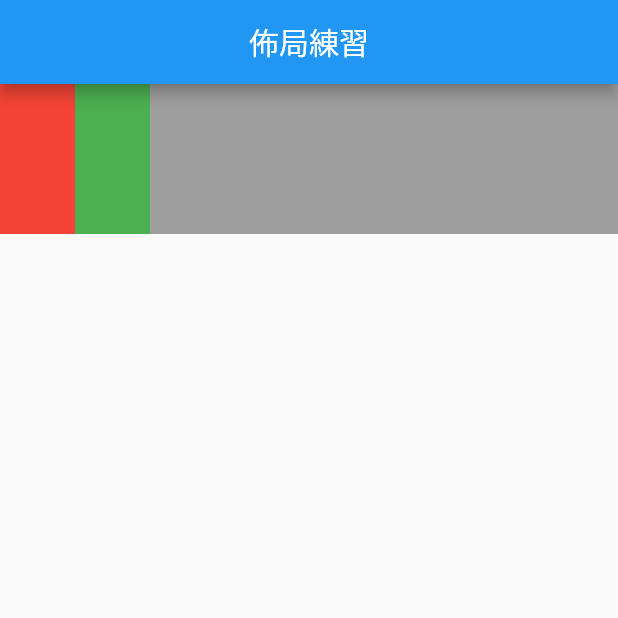
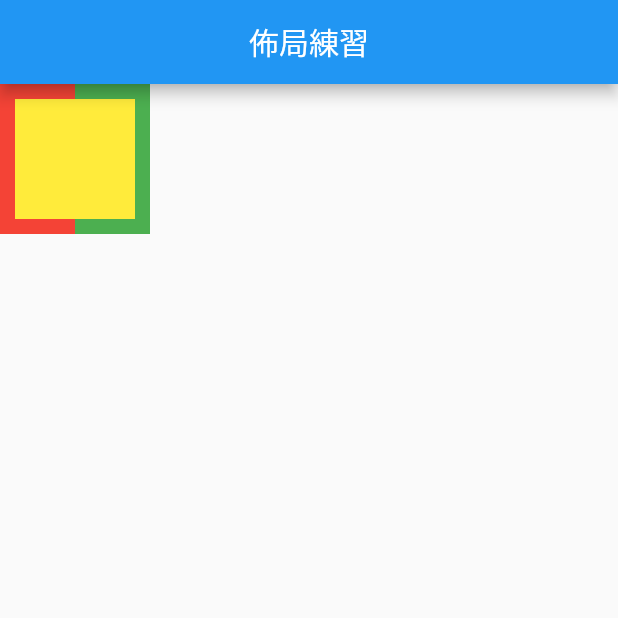
Before and after one commit to martin25tung/flutter_basic, a Flutter app: the screen it shows after launch, on a phone screen of 412 x 824 dp, the top half of it. Run offline on Flutter 3.47's test engine with Material 2 defaults, Android fonts, the phone set to English and light mode, and no system bars.

Commit message:
定位Position入門

```diff
--- a/lib/widgets/layout_demo.dart
+++ b/lib/widgets/layout_demo.dart
@@ -133,10 +133,7 @@ class StackDemo extends StatelessWidget {
 
   @override
   Widget build(BuildContext context) {
-    return Container(
-      width: double.infinity,
-      color: Colors.grey,
-      child: Stack(
+    return Stack(
       children: [
         Container(
           color: Colors.green,
@@ -148,8 +145,19 @@ class StackDemo extends StatelessWidget {
           width: 50,
           height: 100,
         ),
+        Positioned(
+          // width: 200,
+          // height: 200,
+          child: Container(
+            color: Colors.yellow,
+          ),
+          top: 10,
+          left: 10,
+          right: 10,
+          // left and right 有值，不能設置width
+          bottom: 10, // 當top and bottom 有值，不能設置height
+        )
       ],
-      ),
     );
   }
 }
```
Lines whose indentation alone changed are shown as unchanged.
